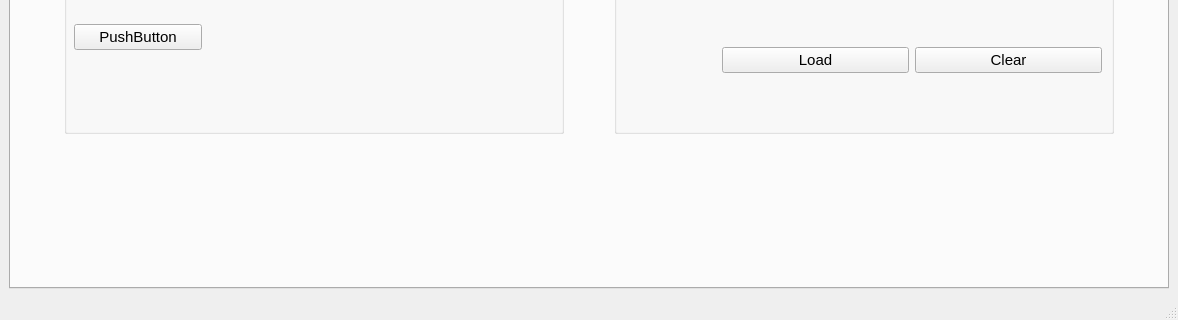
Qt form resources/homescreen.ui (CS26-FPD-Explorer/FPD-Explorer) before a commit; both pictures show x 0 to 1178 and y 580 to 900 of the 1178 by 900 pixel window.
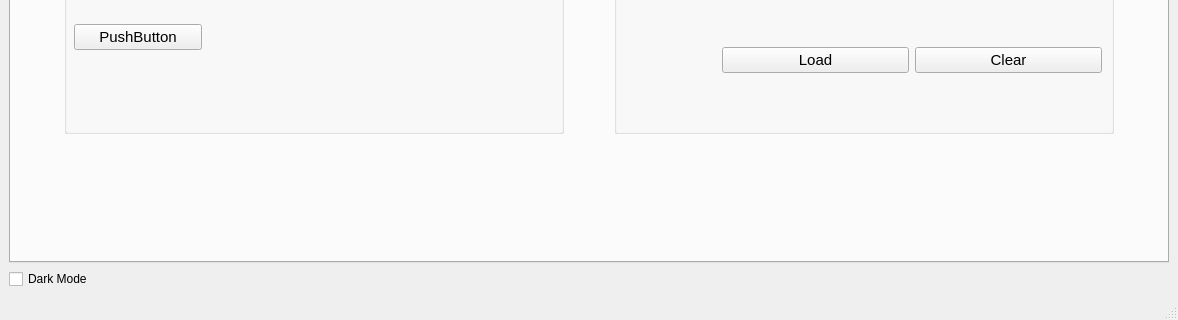
The same form after that commit.

Commit message: Added an option to change the UI to dark mode

Patch:
```diff
--- a/resources/homescreen.ui
+++ b/resources/homescreen.ui
@@ -1000,6 +1000,13 @@
       </widget>
      </widget>
     </item>
+    <item row="1" column="0">
+     <widget class="QCheckBox" name="dark_mode_button">
+      <property name="text">
+       <string>Dark Mode</string>
+      </property>
+     </widget>
+    </item>
    </layout>
   </widget>
   <widget class="QMenuBar" name="menubar">
```
Left out of the diff: 29 changed lines with no effect on the pictures. The commit also changes 1 other file.
